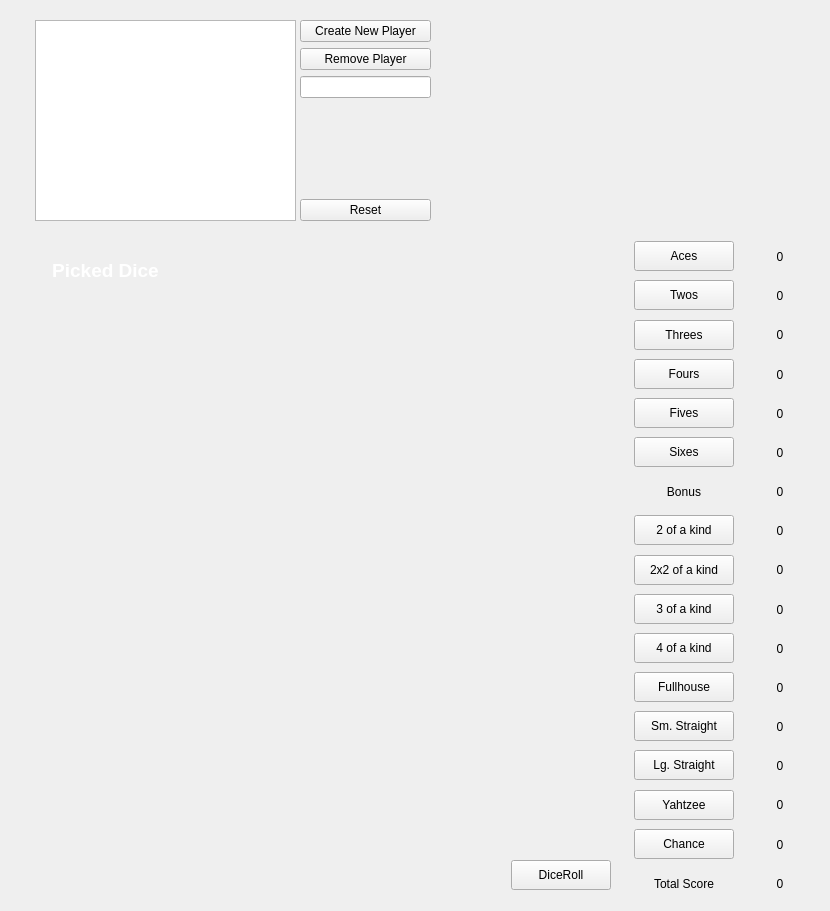
First picture: the form in GUI.ui, repository MoVo01/Kniffel, before the edit.
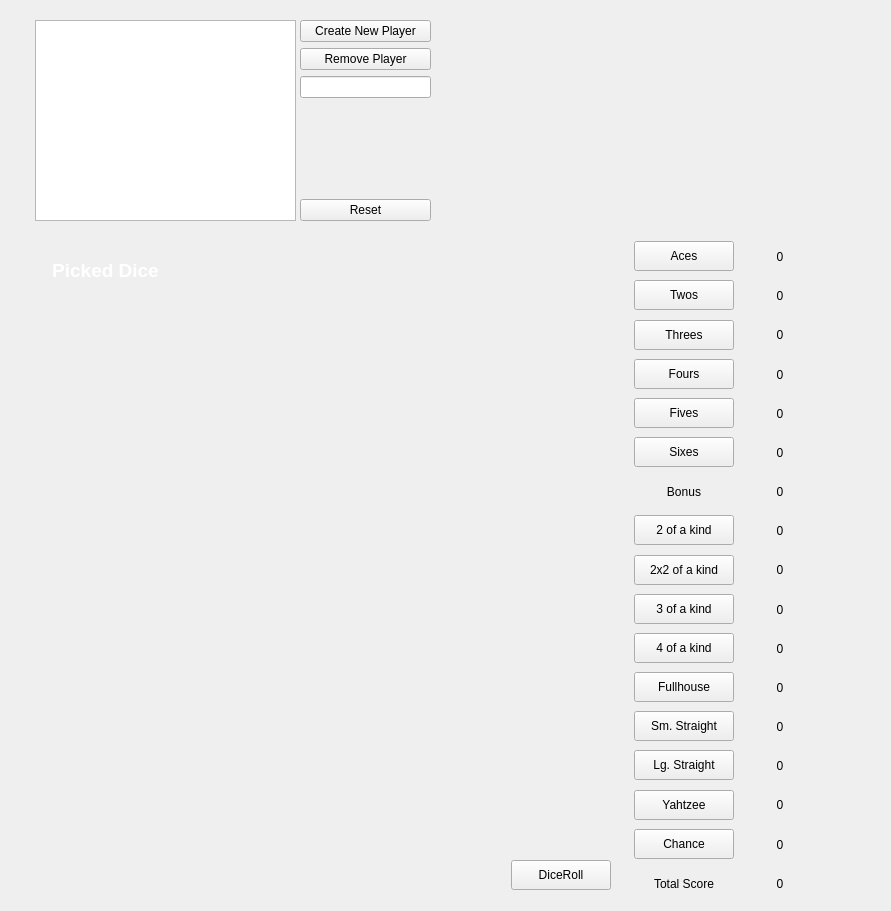
Second picture: the form after the edit. Custom widgets are drawn as their Qt base class.

```diff
--- a/GUI.ui
+++ b/GUI.ui
@@ -6,7 +6,7 @@
    <rect>
     <x>0</x>
     <y>0</y>
-    <width>830</width>
+    <width>891</width>
     <height>911</height>
    </rect>
   </property>
```
